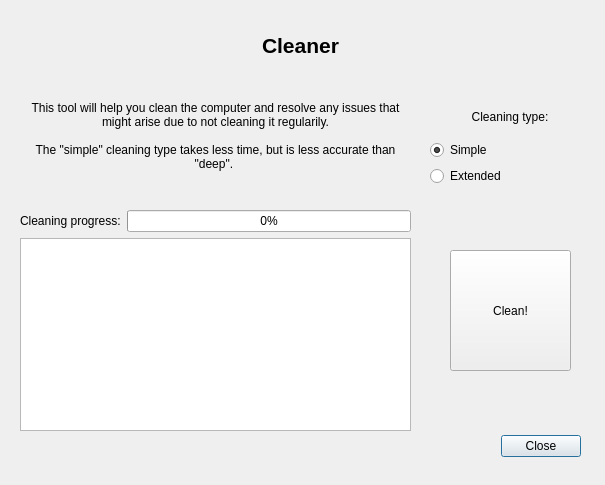
The window that ui/cleaning_dialog.ui (Atrate/qSchoolHelper) describes before a commit, drawn with Qt 5.
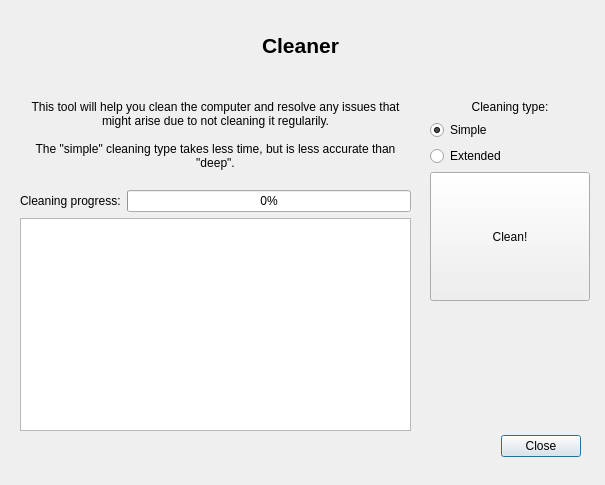
The same window after the commit.

The edit to the form file:
```diff
--- a/ui/cleaning_dialog.ui
+++ b/ui/cleaning_dialog.ui
@@ -56,31 +56,24 @@
     <set>Qt::AlignCenter</set>
    </property>
   </widget>
-  <widget class="QToolButton" name="clean_button">
-   <property name="geometry">
-    <rect>
-     <x>450</x>
-     <y>250</y>
-     <width>121</width>
-     <height>121</height>
-    </rect>
-   </property>
-   <property name="text">
-    <string>Clean!</string>
-   </property>
-  </widget>
   <widget class="QWidget" name="verticalLayoutWidget">
    <property name="geometry">
     <rect>
      <x>430</x>
      <y>100</y>
      <width>160</width>
-     <height>86</height>
+     <height>201</height>
     </rect>
    </property>
    <layout class="QVBoxLayout" name="verticalLayout">
     <item>
      <widget class="QLabel" name="label_3">
+      <property name="sizePolicy">
+       <sizepolicy hsizetype="Preferred" vsizetype="Fixed">
+        <horstretch>0</horstretch>
+        <verstretch>0</verstretch>
+       </sizepolicy>
+      </property>
       <property name="font">
        <font>
         <kerning>false</kerning>
@@ -111,50 +104,55 @@
       </property>
      </widget>
     </item>
+    <item>
+     <widget class="QToolButton" name="clean_button">
+      <property name="sizePolicy">
+       <sizepolicy hsizetype="Preferred" vsizetype="Preferred">
+        <horstretch>0</horstretch>
+        <verstretch>0</verstretch>
+       </sizepolicy>
+      </property>
+      <property name="text">
+       <string>Clean!</string>
+      </property>
+     </widget>
+    </item>
    </layout>
   </widget>
   <widget class="QWidget" name="gridLayoutWidget">
    <property name="geometry">
     <rect>
      <x>20</x>
-     <y>210</y>
+     <y>100</y>
      <width>391</width>
-     <height>221</height>
+     <height>331</height>
     </rect>
    </property>
    <layout class="QGridLayout" name="gridLayout">
-    <item row="1" column="0" colspan="2">
-     <widget class="QTextBrowser" name="cleaning_log"/>
-    </item>
-    <item row="0" column="0">
+    <item row="1" column="0">
      <widget class="QLabel" name="label_4">
       <property name="text">
        <string>Cleaning progress:</string>
       </property>
      </widget>
     </item>
-    <item row="0" column="1">
+    <item row="1" column="1">
      <widget class="QProgressBar" name="progress_bar">
       <property name="value">
        <number>0</number>
       </property>
      </widget>
     </item>
-   </layout>
-  </widget>
+    <item row="2" column="0" colspan="2">
+     <widget class="QTextBrowser" name="cleaning_log"/>
+    </item>
+    <item row="0" column="0" colspan="2">
   <widget class="QLabel" name="label_5">
-   <property name="geometry">
-    <rect>
-     <x>20</x>
-     <y>80</y>
-     <width>391</width>
-     <height>111</height>
-    </rect>
-   </property>
    <property name="text">
     <string>This tool will help you clean the computer and resolve any issues that might arise due to not cleaning it regularily. 
 
-The &quot;simple&quot; cleaning type takes less time, but is less accurate than &quot;deep&quot;. </string>
+The &quot;simple&quot; cleaning type takes less time, but is less accurate than &quot;deep&quot;. 
+</string>
    </property>
    <property name="alignment">
     <set>Qt::AlignCenter</set>
@@ -162,6 +160,9 @@
    <property name="wordWrap">
     <bool>true</bool>
    </property>
+     </widget>
+    </item>
+   </layout>
   </widget>
  </widget>
  <resources/>
```
Lines whose indentation alone changed are shown as unchanged.
